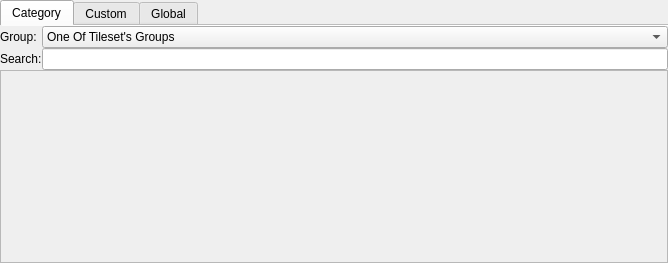
First picture: the form in Editor/main_window/dock/tileset_item_box.ui, repository SpencerEverly/Moondust-Project, before the edit.
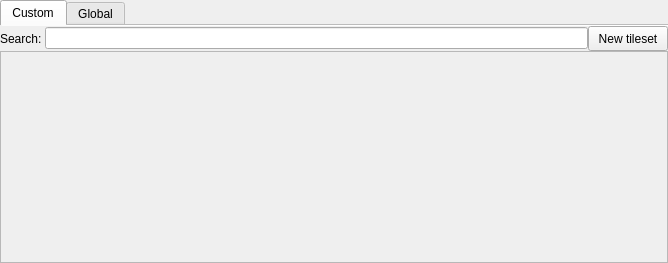
Second picture: the form after the edit. The open tabs and pages were chosen to show the change.

What changed in the file:
```diff
--- a/Editor/main_window/dock/tileset_item_box.ui
+++ b/Editor/main_window/dock/tileset_item_box.ui
@@ -53,67 +53,6 @@
       <property name="documentMode">
        <bool>true</bool>
       </property>
-      <widget class="QWidget" name="tab">
-       <attribute name="title">
-        <string notr="true">Category</string>
-       </attribute>
-       <layout class="QGridLayout" name="gridLayout_27">
-        <property name="leftMargin">
-         <number>0</number>
-        </property>
-        <property name="topMargin">
-         <number>0</number>
-        </property>
-        <property name="rightMargin">
-         <number>0</number>
-        </property>
-        <property name="bottomMargin">
-         <number>0</number>
-        </property>
-        <property name="spacing">
-         <number>0</number>
-        </property>
-        <item row="0" column="1">
-         <widget class="QComboBox" name="tilesetGroup">
-          <property name="currentText">
-           <string notr="true">One Of Tileset's Groups</string>
-          </property>
-          <item>
-           <property name="text">
-            <string notr="true">One Of Tileset's Groups</string>
-           </property>
-          </item>
-         </widget>
-        </item>
-        <item row="0" column="0">
-         <widget class="QLabel" name="label_83">
-          <property name="text">
-           <string notr="true">Group:</string>
-          </property>
-         </widget>
-        </item>
-        <item row="3" column="0" colspan="4">
-         <widget class="QFrame" name="TileSets">
-          <property name="frameShape">
-           <enum>QFrame::StyledPanel</enum>
-          </property>
-          <property name="frameShadow">
-           <enum>QFrame::Raised</enum>
-          </property>
-         </widget>
-        </item>
-        <item row="1" column="0">
-         <widget class="QLabel" name="label">
-          <property name="text">
-           <string>Search:</string>
-          </property>
-         </widget>
-        </item>
-        <item row="1" column="1">
-         <widget class="QLineEdit" name="otherTilesetSearchEdit"/>
-        </item>
-       </layout>
-      </widget>
       <widget class="QWidget" name="custom_cat">
        <attribute name="title">
         <string notr="true">Custom</string>
```
Left out of the diff: 5 changed lines with no effect on the pictures.
